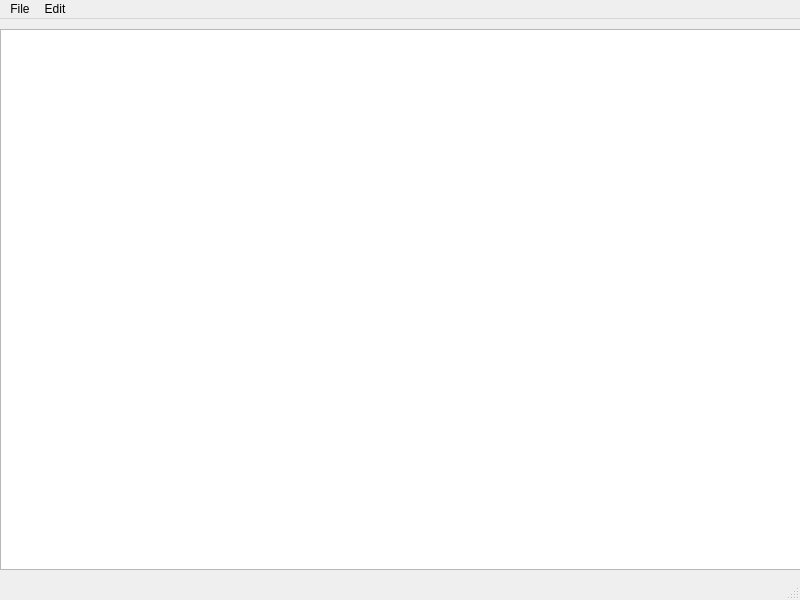
This is MainWindow.ui in goofySunny/dota_tracker as Qt 5 draws it before an edit. The edited form follows.
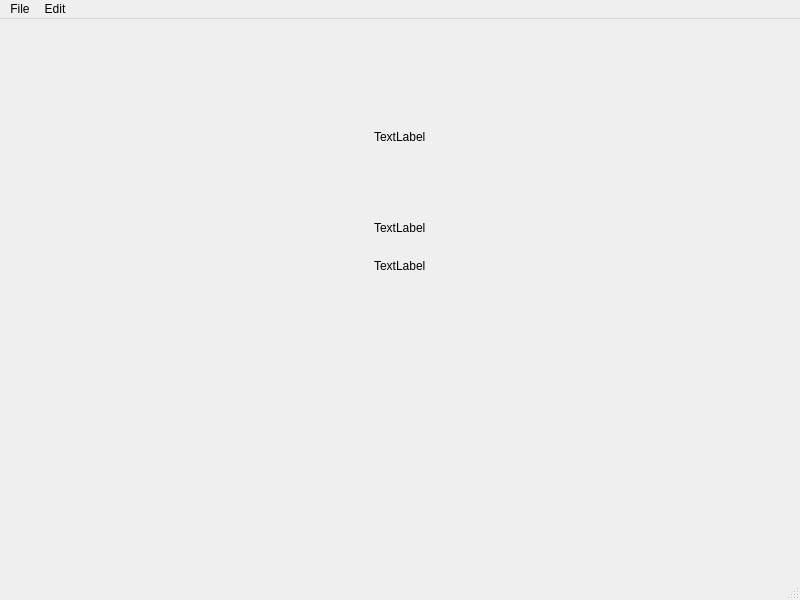
This is the edited form.

Commit message: UI elements all fitted into MainWindow.ui

```diff
--- a/MainWindow.ui
+++ b/MainWindow.ui
@@ -20,16 +20,152 @@
      <verstretch>0</verstretch>
     </sizepolicy>
    </property>
-   <widget class="QListWidget" name="heroList">
-    <property name="geometry">
-     <rect>
-      <x>0</x>
-      <y>10</y>
-      <width>801</width>
-      <height>541</height>
-     </rect>
-    </property>
-   </widget>
+   <layout class="QVBoxLayout" name="verticalLayout">
+    <item>
+     <widget class="QStackedWidget" name="stackedWidget">
+      <property name="sizePolicy">
+       <sizepolicy hsizetype="Expanding" vsizetype="Expanding">
+        <horstretch>0</horstretch>
+        <verstretch>0</verstretch>
+       </sizepolicy>
+      </property>
+      <property name="autoFillBackground">
+       <bool>false</bool>
+      </property>
+      <property name="frameShape">
+       <enum>QFrame::Shape::NoFrame</enum>
+      </property>
+      <property name="frameShadow">
+       <enum>QFrame::Shadow::Plain</enum>
+      </property>
+      <property name="lineWidth">
+       <number>1</number>
+      </property>
+      <property name="midLineWidth">
+       <number>1</number>
+      </property>
+      <property name="currentIndex">
+       <number>0</number>
+      </property>
+      <widget class="QWidget" name="itemSpecific">
+       <layout class="QVBoxLayout" name="verticalLayout_3">
+        <item>
+         <spacer name="verticalSpacer_2">
+          <property name="orientation">
+           <enum>Qt::Orientation::Vertical</enum>
+          </property>
+          <property name="sizeType">
+           <enum>QSizePolicy::Policy::Minimum</enum>
+          </property>
+          <property name="sizeHint" stdset="0">
+           <size>
+            <width>20</width>
+            <height>40</height>
+           </size>
+          </property>
+         </spacer>
+        </item>
+        <item alignment="Qt::AlignmentFlag::AlignHCenter">
+         <widget class="QLabel" name="label">
+          <property name="minimumSize">
+           <size>
+            <width>0</width>
+            <height>120</height>
+           </size>
+          </property>
+          <property name="text">
+           <string>TextLabel</string>
+          </property>
+         </widget>
+        </item>
+        <item alignment="Qt::AlignmentFlag::AlignHCenter">
+         <widget class="QLabel" name="label_2">
+          <property name="minimumSize">
+           <size>
+            <width>0</width>
+            <height>50</height>
+           </size>
+          </property>
+          <property name="text">
+           <string>TextLabel</string>
+          </property>
+         </widget>
+        </item>
+        <item alignment="Qt::AlignmentFlag::AlignHCenter">
+         <widget class="QLabel" name="label_3">
+          <property name="text">
+           <string>TextLabel</string>
+          </property>
+         </widget>
+        </item>
+        <item>
+         <spacer name="verticalSpacer">
+          <property name="orientation">
+           <enum>Qt::Orientation::Vertical</enum>
+          </property>
+          <property name="sizeHint" stdset="0">
+           <size>
+            <width>20</width>
+            <height>40</height>
+           </size>
+          </property>
+         </spacer>
+        </item>
+       </layout>
+      </widget>
+      <widget class="QWidget" name="heroList">
+       <layout class="QVBoxLayout" name="verticalLayout_2">
+        <item>
+         <widget class="QListWidget" name="listWidget"/>
+        </item>
+       </layout>
+      </widget>
+      <widget class="QWidget" name="popularItems">
+       <layout class="QHBoxLayout" name="horizontalLayout">
+        <property name="leftMargin">
+         <number>6</number>
+        </property>
+        <item>
+         <widget class="QListWidget" name="listWidget_4">
+          <item>
+           <property name="text">
+            <string>Starter Items:</string>
+           </property>
+          </item>
+         </widget>
+        </item>
+        <item>
+         <widget class="QListWidget" name="listWidget_5">
+          <item>
+           <property name="text">
+            <string>Early game:</string>
+           </property>
+          </item>
+         </widget>
+        </item>
+        <item>
+         <widget class="QListWidget" name="listWidget_3">
+          <item>
+           <property name="text">
+            <string>Mid game:</string>
+           </property>
+          </item>
+         </widget>
+        </item>
+        <item>
+         <widget class="QListWidget" name="listWidget_2">
+          <item>
+           <property name="text">
+            <string>Late game:</string>
+           </property>
+          </item>
+         </widget>
+        </item>
+       </layout>
+      </widget>
+     </widget>
+    </item>
+   </layout>
   </widget>
   <widget class="QMenuBar" name="menubar">
    <property name="geometry">
```
The commit also changes 2 other files.
